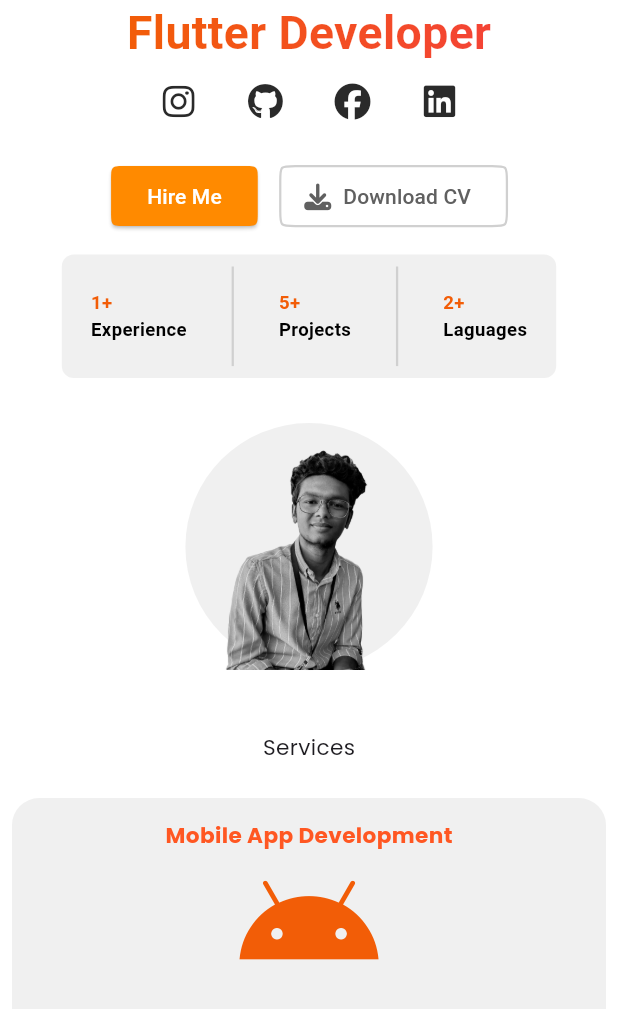
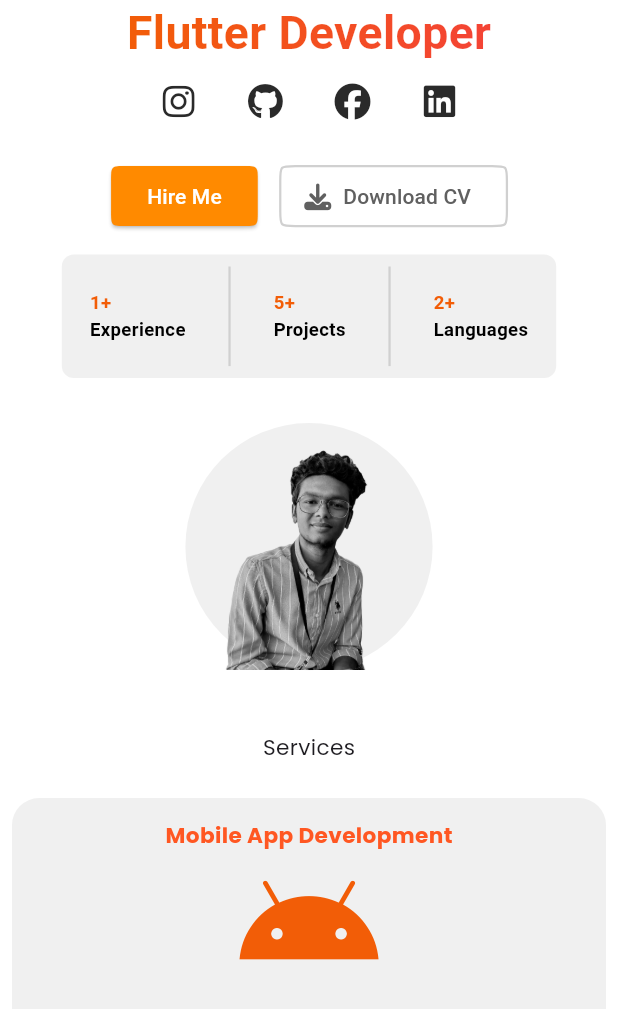
Before and after one commit to amaljosev/Amal-Portfolio, a Flutter app: the screen it shows after launch, on a phone screen of 412 x 824 dp, the part 227-1236 px from its top. Run offline on Flutter 3.47's test engine with Material 3 defaults, Android fonts, the phone set to English and light mode, and no system bars; our stand-ins replace firebase_core, font_awesome_flutter, get, open_filex, universal_platform; missing offline and left inert: universal_html; accounts and stored records are empty.

Commit message:
spelling corrected in experience widget

```diff
--- a/lib/main.dart
+++ b/lib/main.dart
@@ -2,7 +2,6 @@ import 'package:amalportfolio/core/theme/theme.dart';
 import 'package:amalportfolio/screens/controllers/theme/theme_controller.dart';
 import 'package:flutter/material.dart';
 import 'package:get/get.dart';
-
 import 'package:amalportfolio/screens/home_screen.dart';
 import 'package:firebase_core/firebase_core.dart';
 import 'firebase_options.dart';
--- a/lib/screens/widgets/experience_widget.dart
+++ b/lib/screens/widgets/experience_widget.dart
@@ -71,7 +71,7 @@ class ExpeienceWidget extends StatelessWidget {
                         context: context,
                         color: AppColors.accentOrange,
                         fontSize: containerFontSize)),
-                Text('Laguages',
+                Text('Languages',
                     style: Appstyles.bodyText(
                         context: context,
                         color: Theme.of(context).highlightColor,
```
Also changed, not shown: pubspec.lock, 1 other file.
